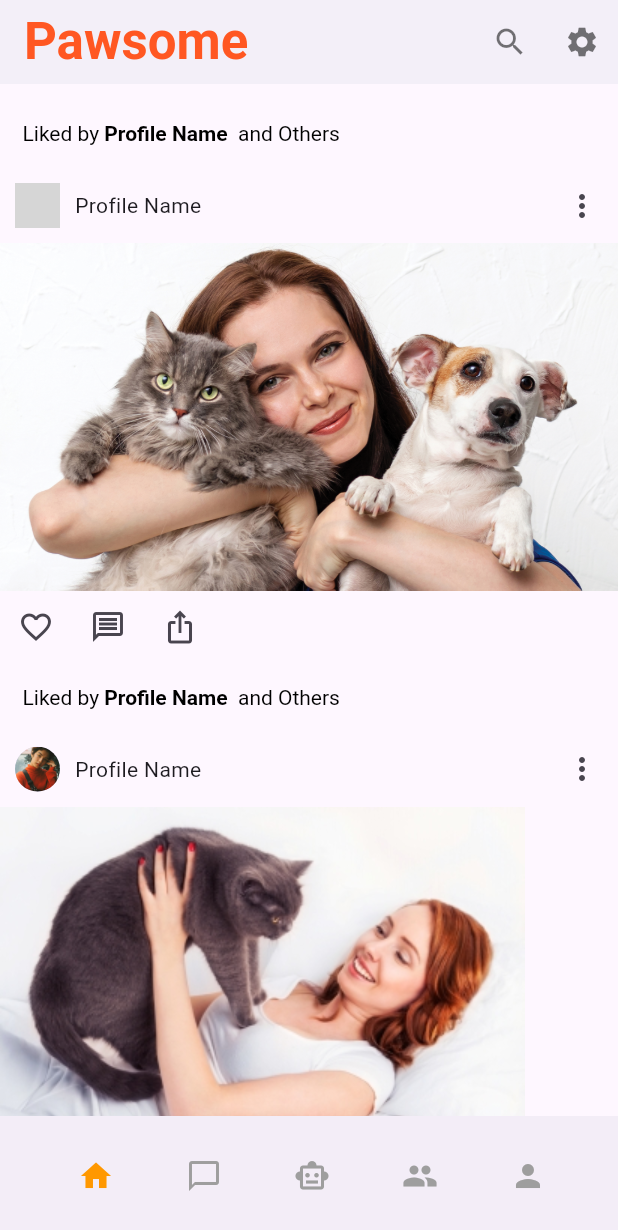
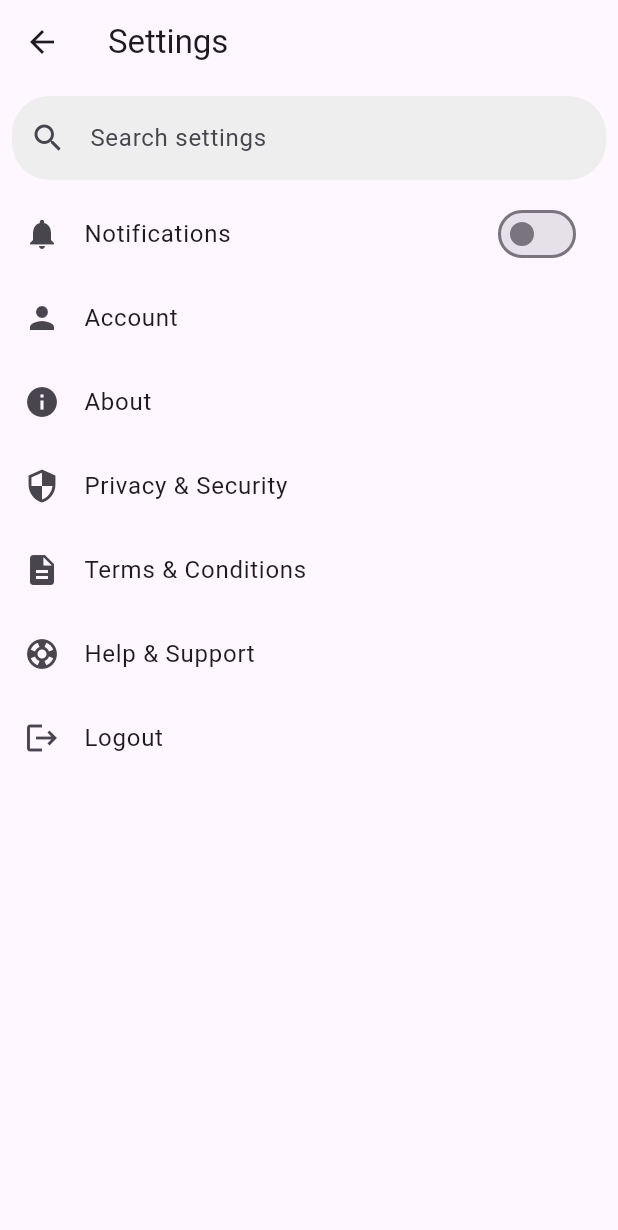
Before and after one commit to SanuliGehara/Pawsome, a Flutter app: the screen it shows after launch, scrolled down 576 dp, after a tap on the "settings" icon, on a phone screen of 412 x 824 dp. Shown: the top 1230 px of the screen. Run offline on Flutter 3.47's test engine with Material 3 defaults, Android fonts, the light colour scheme and no system bars; our stand-ins replace cloud_firestore, firebase_auth, firebase_core, firebase_storage, google_sign_in, image_picker and 1 more; missing offline and left inert: dart:ffi; accounts and stored records are empty; grey boxes are pictures that could not be loaded.

Commit message:
Upload file structure and implementation of Settings

```diff
--- a/frontend/lib/pages/home/home.dart
+++ b/frontend/lib/pages/home/home.dart
@@ -2,6 +2,7 @@ import 'package:flutter/material.dart';
 import 'package:pawsome/pages/chatbot/AiBot.dart';
 import 'package:pawsome/pages/chats/Chat.dart';
 import 'package:pawsome/pages/community/Adopt.dart';
+import 'package:pawsome/pages/settings/Setting.dart';
 import 'search.dart';
 //import 'chatbot.dart';
 import 'package:http/http.dart' as http;
@@ -148,7 +149,10 @@ class _HomePageState extends State<HomePage> {
           IconButton(
             icon: Icon(Icons.settings, color: Colors.black54),
             onPressed: () {
-              // Action for settings button
+              Navigator.push(
+                context,
+                MaterialPageRoute(builder: (context) => Setting()),
+              );
             },
           ),
         ],
--- /dev/null
+++ b/frontend/lib/pages/settings/Setting.dart
@@ -0,0 +1,86 @@
+import 'package:flutter/material.dart';
+
+class Setting extends StatefulWidget {
+  @override
+  _SettingState createState() => _SettingState();
+}
+
+class _SettingState extends State<Setting> {
+  bool _notificationsEnabled = false;
+  int _selectedIndex = -1;
+
+  final List<Map<String, dynamic>> items = [
+    {'icon': Icons.notifications, 'title': 'Notifications'},
+    {'icon': Icons.person, 'title': 'Account'},
+    {'icon': Icons.info, 'title': 'About'},
+    {'icon': Icons.security, 'title': 'Privacy & Security'},
+    {'icon': Icons.description, 'title': 'Terms & Conditions'},
+    {'icon': Icons.support, 'title': 'Help & Support'},
+    {'icon': Icons.logout, 'title': 'Logout'},
+  ];
+
+  @override
+  Widget build(BuildContext context) {
+    return Scaffold(
+      appBar: AppBar(
+        title: Text('Settings'),
+        leading: IconButton(
+          icon: Icon(Icons.arrow_back),
+          onPressed: () => Navigator.pop(context),
+        ),
+      ),
+      body: Column(
+        children: [
+          Padding(
+            padding: const EdgeInsets.all(8.0),
+            child: TextField(
+              decoration: InputDecoration(
+                hintText: 'Search settings',
+                prefixIcon: Icon(Icons.search),
+                border: OutlineInputBorder(
+                  borderRadius: BorderRadius.circular(25),
+                  borderSide: BorderSide.none,
+                ),
+                filled: true,
+                fillColor: Colors.grey[200],
+              ),
+            ),
+          ),
+          Expanded(
+            child: ListView.builder(
+              itemCount: items.length,
+              itemBuilder: (context, index) {
+                return Container(
+                  child: index == 0
+                      ? SwitchListTile(
+                    title: Text(items[index]['title']),
+                    secondary: Icon(items[index]['icon']),
+                    value: _notificationsEnabled,
+                    activeColor: Colors.orange,
+                    onChanged: (bool value) {
+                      setState(() {
+                        _notificationsEnabled = value;
+                      });
+                    },
+                  )
+                      : ListTile(
+                    leading: Icon(items[index]['icon']),
+                    title: Text(items[index]['title']),
+                    onTap: () {
+                      setState(() {
+                        _selectedIndex = index;
+                      });
+
+                      // implement on functionality
+
+                    },
+                  ),
+                );
+              },
+            ),
+          ),
+        ],
+      ),
+    );
+  }
+}
```
Also changed, not shown: frontend/lib/pages/settings/About.dart (added), frontend/lib/pages/settings/Help.dart (added), frontend/lib/pages/settings/Privacy.dart (added), frontend/lib/pages/settings/Terms.dart (added).
